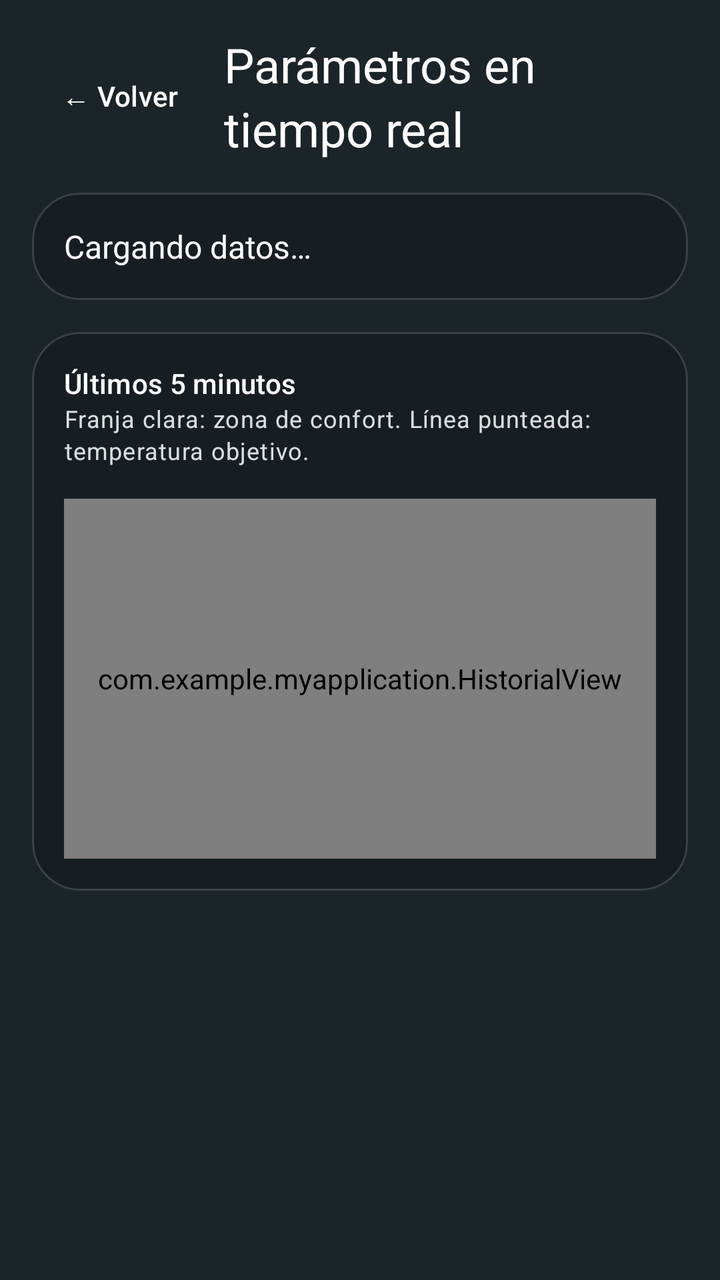
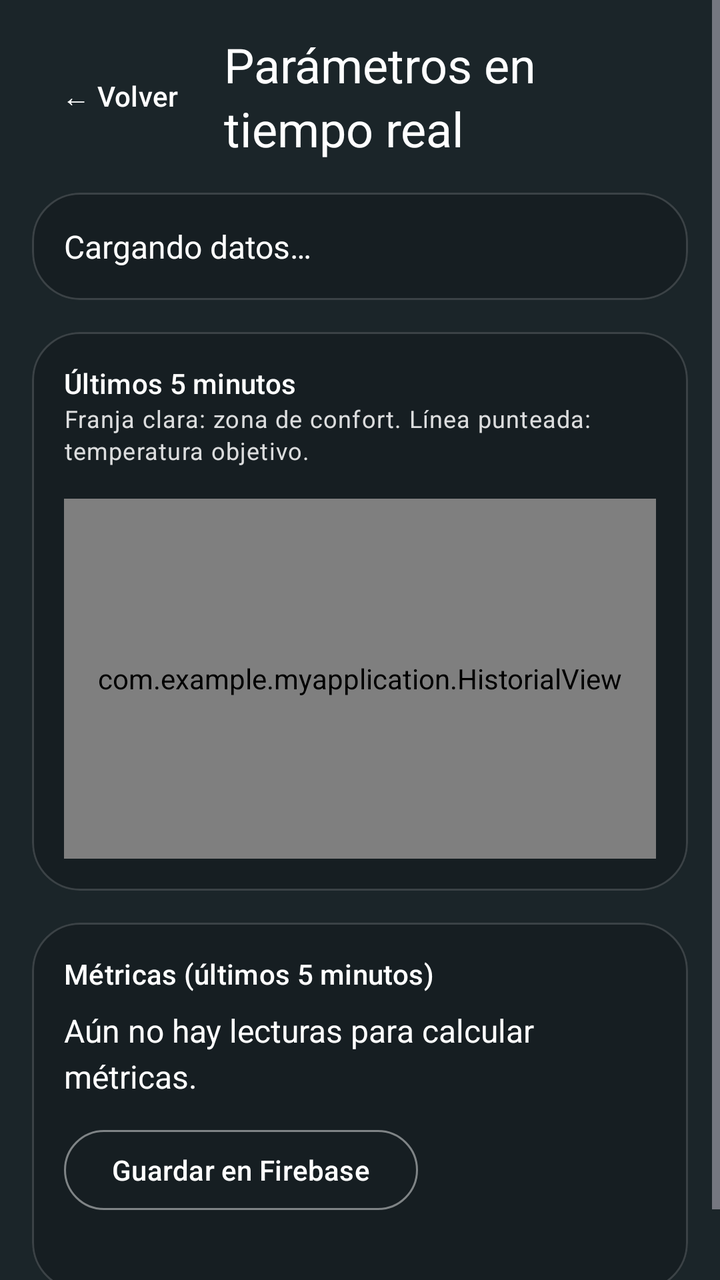

Before-and-after screenshots of an Android layout around one commit, followed by the original layout XML and the change that was made.
<!-- AndroidManifest.xml: application theme Theme.MyApplication -->
<!-- res/layout/activity_historial.xml -->
<?xml version="1.0" encoding="utf-8"?>
<ScrollView xmlns:android="http://schemas.android.com/apk/res/android"
    xmlns:tools="http://schemas.android.com/tools"
    android:id="@+id/raizHistorial"
    android:layout_width="match_parent"
    android:layout_height="match_parent"
    android:fillViewport="true"
    android:fitsSystemWindows="true"
    tools:background="#2E7D32"
    tools:context=".HistorialActivity">

    <LinearLayout
        style="@style/AnchoContenido"
        android:layout_height="wrap_content"
        android:orientation="vertical"
        android:padding="16dp">

        <LinearLayout
            android:layout_width="match_parent"
            android:layout_height="wrap_content"
            android:gravity="center_vertical"
            android:orientation="horizontal">

            <Button
                android:id="@+id/btnVolver"
                style="@style/Widget.Material3.Button.TextButton"
                android:layout_width="wrap_content"
                android:layout_height="wrap_content"
                android:text="@string/volver"
                android:textColor="@color/blanco" />

            <TextView
                android:layout_width="wrap_content"
                android:layout_height="wrap_content"
                android:layout_marginStart="8dp"
                android:text="@string/historial_titulo"
                android:textAppearance="?attr/textAppearanceHeadlineSmall"
                android:textColor="@color/blanco" />
        </LinearLayout>

        
        <com.google.android.material.card.MaterialCardView
            style="@style/TarjetaVidrio"
            android:layout_width="match_parent"
            android:layout_height="wrap_content"
            android:layout_marginTop="16dp">

            <TextView
                android:id="@+id/tvParametros"
                android:layout_width="match_parent"
                android:layout_height="wrap_content"
                android:lineSpacingExtra="4dp"
                android:padding="16dp"
                android:text="@string/historial_cargando"
                android:textColor="@color/blanco"
                android:textSize="16sp" />
        </com.google.android.material.card.MaterialCardView>

        
        <com.google.android.material.card.MaterialCardView
            style="@style/TarjetaVidrio"
            android:layout_width="match_parent"
            android:layout_height="wrap_content"
            android:layout_marginTop="16dp">

            <LinearLayout
                android:layout_width="match_parent"
                android:layout_height="wrap_content"
                android:orientation="vertical"
                android:padding="16dp">

                <TextView
                    android:layout_width="wrap_content"
                    android:layout_height="wrap_content"
                    android:text="@string/ultimos_5_minutos"
                    android:textAppearance="?attr/textAppearanceLabelLarge"
                    android:textColor="@color/blanco" />

                <TextView
                    android:layout_width="wrap_content"
                    android:layout_height="wrap_content"
                    android:text="@string/leyenda_grafico"
                    android:textAppearance="?attr/textAppearanceBodySmall"
                    android:textColor="@color/blanco_suave" />

                <com.example.myapplication.HistorialView
                    android:id="@+id/graficoHistorial"
                    android:layout_width="match_parent"
                    android:layout_height="180dp"
                    android:layout_marginTop="16dp" />
            </LinearLayout>
        </com.google.android.material.card.MaterialCardView>
    </LinearLayout>
</ScrollView>
<!-- resources referenced by this layout -->
<resources>
  <color name="blanco">#FFFFFFFF</color>
  <color name="blanco_suave">#D9FFFFFF</color>
  <string name="historial_cargando">Cargando datos…</string>
  <string name="historial_titulo">Parámetros en tiempo real</string>
  <string name="leyenda_grafico">Franja clara: zona de confort. Línea punteada: temperatura objetivo.</string>
  <string name="ultimos_5_minutos">Últimos 5 minutos</string>
  <string name="volver">← Volver</string>
  <style name="AnchoContenido">
          <item name="android:layout_width">match_parent</item>
          <item name="android:layout_gravity">center_horizontal</item>
      </style>
  <style name="TarjetaVidrio" parent="Widget.Material3.CardView.Outlined">
          <item name="cardBackgroundColor">@color/vidrio</item>
          <item name="strokeColor">@color/vidrio_borde</item>
          <item name="strokeWidth">1dp</item>
          <item name="cardElevation">0dp</item>
          <item name="cardCornerRadius">24dp</item>
      </style>
  <style name="Theme.MyApplication" parent="Base.Theme.MyApplication" />
  <color name="vidrio">#2E000000</color>
  <color name="vidrio_borde">#29FFFFFF</color>
  <style name="Base.Theme.MyApplication" parent="Theme.Material3.Dark.NoActionBar">
          <item name="colorPrimary">@color/blanco</item>
          <item name="colorOnPrimary">@color/tinta</item>
          <item name="colorSecondaryContainer">@color/vidrio_fuerte</item>
          <item name="colorOnSecondaryContainer">@color/blanco</item>
          <item name="colorOnSurface">@color/blanco</item>
          <item name="colorOnSurfaceVariant">@color/blanco_suave</item>
          <item name="colorOutline">@color/blanco_tenue</item>
          <item name="colorError">@color/aviso</item>
          <item name="android:windowBackground">@color/fondo_inicial</item>
      </style>
  <color name="tinta">#FF10202B</color>
  <color name="vidrio_fuerte">#3DFFFFFF</color>
  <color name="blanco_tenue">#73FFFFFF</color>
  <color name="aviso">#FFFFD54F</color>
  <color name="fondo_inicial">#FF1B2529</color>
</resources>

<!-- the commit's change to res/layout/activity_historial.xml (unified diff, before → after) -->
@@ -90,5 +90,54 @@
                     android:layout_marginTop="16dp" />
             </LinearLayout>
         </com.google.android.material.card.MaterialCardView>
+
+        
+        <com.google.android.material.card.MaterialCardView
+            style="@style/TarjetaVidrio"
+            android:layout_width="match_parent"
+            android:layout_height="wrap_content"
+            android:layout_marginTop="16dp"
+            android:layout_marginBottom="16dp">
+
+            <LinearLayout
+                android:layout_width="match_parent"
+                android:layout_height="wrap_content"
+                android:orientation="vertical"
+                android:padding="16dp">
+
+                <TextView
+                    android:layout_width="wrap_content"
+                    android:layout_height="wrap_content"
+                    android:text="@string/metricas_titulo"
+                    android:textAppearance="?attr/textAppearanceLabelLarge"
+                    android:textColor="@color/blanco" />
+
+                <TextView
+                    android:id="@+id/tvMetricas"
+                    android:layout_width="match_parent"
+                    android:layout_height="wrap_content"
+                    android:layout_marginTop="8dp"
+                    android:lineSpacingExtra="4dp"
+                    android:text="@string/metricas_sin_datos"
+                    android:textColor="@color/blanco"
+                    android:textSize="16sp" />
+
+                <Button
+                    android:id="@+id/btnGuardarMetricas"
+                    style="@style/Widget.Material3.Button.OutlinedButton"
+                    android:layout_width="wrap_content"
+                    android:layout_height="wrap_content"
+                    android:layout_marginTop="12dp"
+                    android:text="@string/metricas_guardar" />
+
+                <TextView
+                    android:id="@+id/tvGuardado"
+                    android:layout_width="match_parent"
+                    android:layout_height="wrap_content"
+                    android:layout_marginTop="4dp"
+                    android:textAppearance="?attr/textAppearanceBodySmall"
+                    android:textColor="@color/blanco_suave" />
+            </LinearLayout>
+        </com.google.android.material.card.MaterialCardView>
     </LinearLayout>
 </ScrollView>
<!-- resource entries referenced after the edit -->
@@ -5,6 +5,9 @@
   <string name="historial_cargando">Cargando datos…</string>
   <string name="historial_titulo">Parámetros en tiempo real</string>
   <string name="leyenda_grafico">Franja clara: zona de confort. Línea punteada: temperatura objetivo.</string>
+  <string name="metricas_guardar">Guardar en Firebase</string>
+  <string name="metricas_sin_datos">Aún no hay lecturas para calcular métricas.</string>
+  <string name="metricas_titulo">Métricas (últimos 5 minutos)</string>
   <string name="ultimos_5_minutos">Últimos 5 minutos</string>
   <string name="volver">← Volver</string>
   <style name="AnchoContenido">
